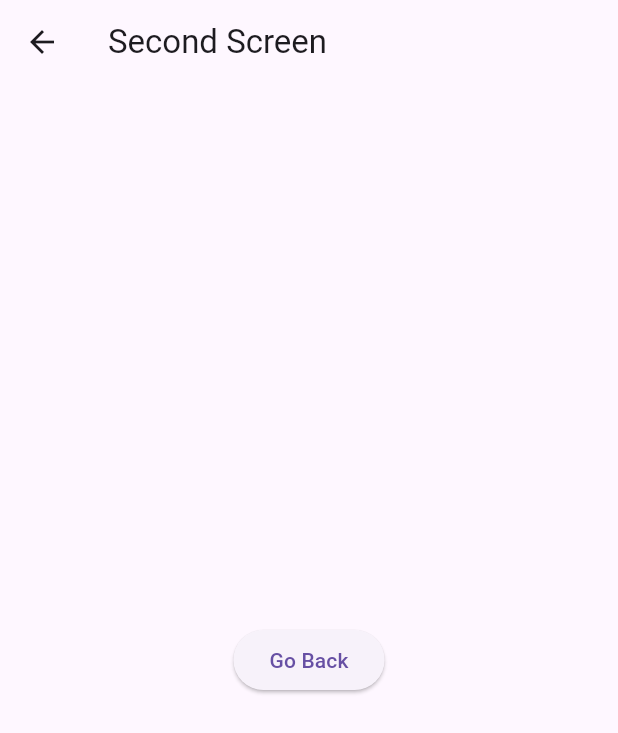
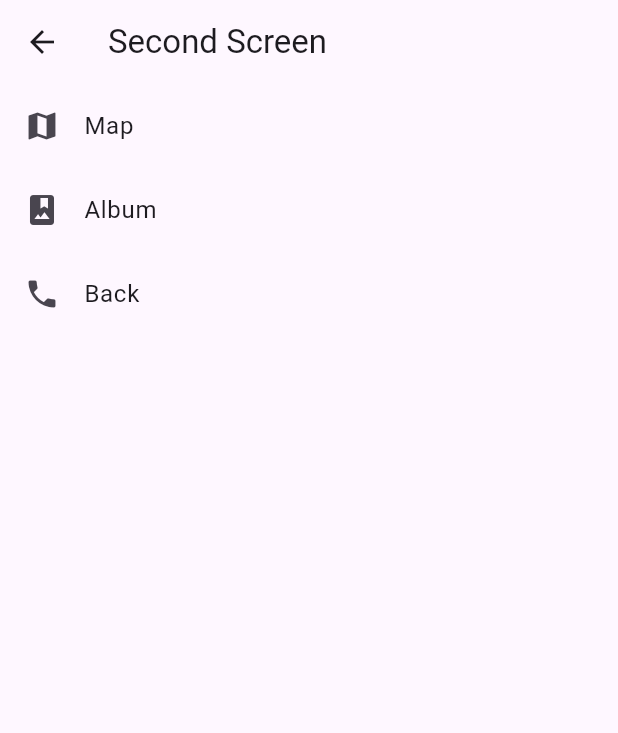
Before and after one commit to Nazmul56/flutterProject, a Flutter app: the SecondScreen screen opened directly, on a phone screen of 412 x 824 dp. Shown: the top 733 px of the screen. Run offline on Flutter 3.47's test engine with Material 3 defaults, Android fonts, the phone set to English and light mode, and no system bars; network calls fail.

Commit message:
Add List View In Second Screen

```diff
--- a/lib/SecondScreen.dart
+++ b/lib/SecondScreen.dart
@@ -6,14 +6,31 @@ class SecondScreen extends StatelessWidget {
   Widget build(BuildContext context) {
     return Scaffold(
       appBar: AppBar(title: Text('Second Screen')),
-      body: Center(
-        child: ElevatedButton(
-          child: Text('Go Back'),
-          onPressed: () {
-            Navigator.pop(context);
-          },
-        ),
+      body: ListView(
+        children: const <Widget>[
+          ListTile(
+            leading: Icon(Icons.map),
+            title: Text('Map'),
+          ),
+          ListTile(
+            leading: Icon(Icons.photo_album),
+            title: Text('Album'),
+          ),
+          ListTile(
+            leading: Icon(Icons.phone),
+            title: Text('Back'),
+          ),
+        ],
       ),
+
+      // Center(
+      //   child: ElevatedButton(
+      //     child: Text('Go Back'),
+      //     onPressed: () {
+      //       Navigator.pop(context);
+      //     },
+      //   ),
+      // ),
     );
   }
 }
--- a/lib/main.dart
+++ b/lib/main.dart
@@ -78,10 +78,11 @@ class _LoginPageState extends State<LoginPage> {
   @override
   Widget build(BuildContext context) {
     return Scaffold(
+
       // appBar: AppBar(
       //     //title: Text('Login Page'),
       //     ),
-      body: SingleChildScrollView(
+      body: Center( child: SingleChildScrollView(
           child: Padding(
         padding: const EdgeInsets.all(16.0),
         child: Form(
@@ -156,7 +157,7 @@ class _LoginPageState extends State<LoginPage> {
             ],
           ),
         ),
-      )),
+      ))),
     );
   }
 }
```
